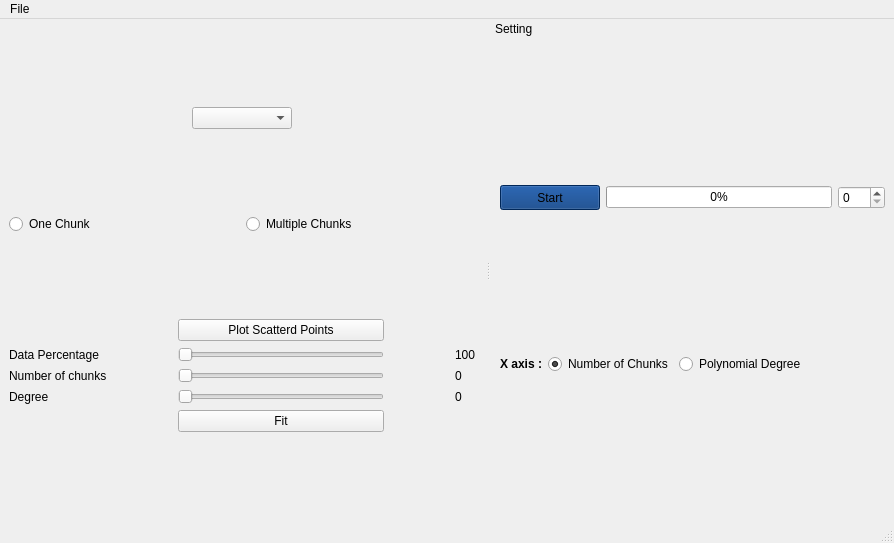
Above: gui_main.ui from Mohamed-Ibrahim-01/curve-fitting before the change. Below: the same form after it.
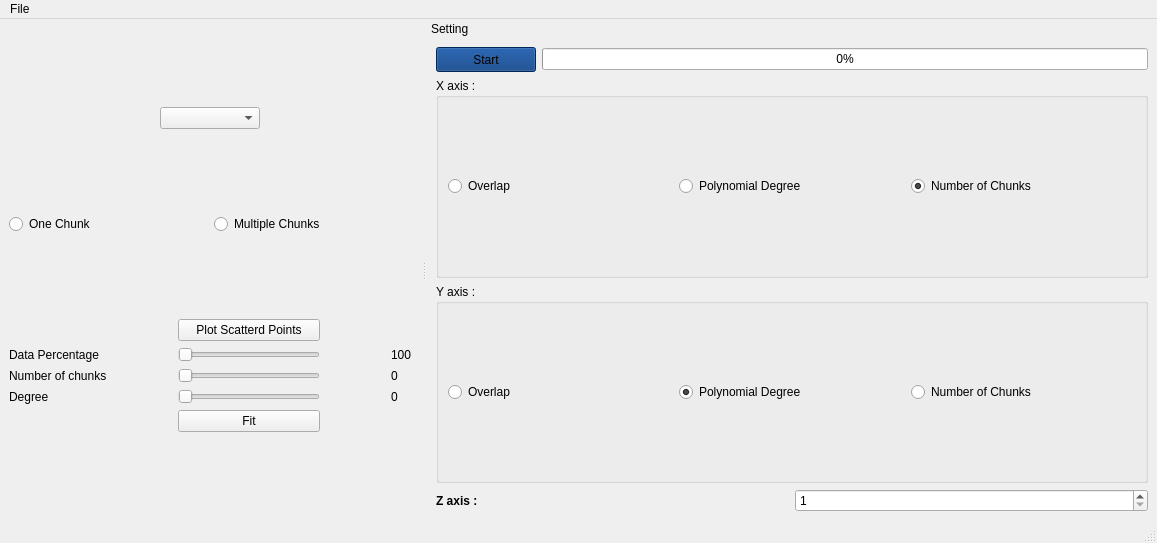
That is the form after the change.

Commit message: adding the third axis of error map

The edit to the form file:
```diff
--- a/gui_main.ui
+++ b/gui_main.ui
@@ -6,7 +6,7 @@
    <rect>
     <x>0</x>
     <y>0</y>
-    <width>894</width>
+    <width>1157</width>
     <height>543</height>
    </rect>
   </property>
@@ -175,8 +175,8 @@
     <rect>
      <x>0</x>
      <y>0</y>
-     <width>894</width>
-     <height>21</height>
+     <width>1157</width>
+     <height>20</height>
     </rect>
    </property>
    <widget class="QMenu" name="menuFile">
@@ -190,8 +190,8 @@
   <widget class="QDockWidget" name="dockWidget">
    <property name="minimumSize">
     <size>
-     <width>403</width>
-     <height>128</height>
+     <width>730</width>
+     <height>240</height>
     </size>
    </property>
    <property name="features">
@@ -235,59 +235,114 @@
            </property>
           </widget>
          </item>
-         <item>
-          <widget class="QSpinBox" name="overlap">
-           <property name="maximum">
-            <number>100</number>
-           </property>
-          </widget>
-         </item>
         </layout>
        </item>
       </layout>
      </item>
      <item>
-      <layout class="QHBoxLayout" name="horizontalLayout_4">
+      <layout class="QVBoxLayout" name="error_map_setting_layout">
        <item>
-        <widget class="QLabel" name="label">
-         <property name="styleSheet">
-          <string notr="true">font: 10pt &quot;Sans Serif&quot;;
-font-weight: bold;</string>
-         </property>
-         <property name="text">
+        <widget class="QGroupBox" name="x_axis_groupBox">
+         <property name="title">
           <string>X axis :</string>
          </property>
+         <layout class="QHBoxLayout" name="horizontalLayout_2">
+          <item>
+           <widget class="QRadioButton" name="x_overlap">
+            <property name="text">
+             <string>Overlap</string>
+            </property>
+            <property name="checked">
+             <bool>false</bool>
+            </property>
+           </widget>
+          </item>
+          <item>
+           <widget class="QRadioButton" name="x_polydeg">
+            <property name="text">
+             <string>Polynomial Degree</string>
+            </property>
+            <property name="checked">
+             <bool>false</bool>
+            </property>
+           </widget>
+          </item>
+          <item>
+           <widget class="QRadioButton" name="x_numchunk">
+            <property name="text">
+             <string>Number of Chunks</string>
+            </property>
+            <property name="checked">
+             <bool>true</bool>
+            </property>
+           </widget>
+          </item>
+         </layout>
         </widget>
        </item>
        <item>
-        <widget class="QRadioButton" name="numchunk">
-         <property name="text">
-          <string>Number of Chunks</string>
+        <widget class="QGroupBox" name="y_axis_groupBox">
+         <property name="title">
+          <string>Y axis :</string>
          </property>
-         <property name="checked">
-          <bool>true</bool>
-         </property>
+         <layout class="QHBoxLayout" name="horizontalLayout_4">
+          <item>
+           <widget class="QRadioButton" name="y_overlap">
+            <property name="text">
+             <string>Overlap</string>
+            </property>
+            <property name="checked">
+             <bool>false</bool>
+            </property>
+           </widget>
+          </item>
+          <item>
+           <widget class="QRadioButton" name="y_polydeg">
+            <property name="text">
+             <string>Polynomial Degree</string>
+            </property>
+            <property name="checked">
+             <bool>true</bool>
+            </property>
+           </widget>
+          </item>
+          <item>
+           <widget class="QRadioButton" name="y_numchunk">
+            <property name="text">
+             <string>Number of Chunks</string>
+            </property>
+            <property name="checked">
+             <bool>false</bool>
+            </property>
+           </widget>
+          </item>
+         </layout>
         </widget>
        </item>
        <item>
-        <widget class="QRadioButton" name="polydeg">
-         <property name="text">
-          <string>Polynomial Degree</string>
-         </property>
-        </widget>
-       </item>
-       <item>
-        <spacer name="horizontalSpacer">
-         <property name="orientation">
-          <enum>Qt::Horizontal</enum>
-         </property>
-         <property name="sizeHint" stdset="0">
-          <size>
-           <width>40</width>
-           <height>20</height>
-          </size>
-         </property>
-        </spacer>
+        <layout class="QHBoxLayout" name="z_axis_layout">
+         <item>
+          <widget class="QLabel" name="z_axis_label">
+           <property name="styleSheet">
+            <string notr="true">font: 10pt &quot;Sans Serif&quot;;
+font-weight: bold;</string>
+           </property>
+           <property name="text">
+            <string>Z axis :</string>
+           </property>
+          </widget>
+         </item>
+         <item>
+          <widget class="QSpinBox" name="z_axis_spinbox">
+           <property name="minimum">
+            <number>1</number>
+           </property>
+           <property name="maximum">
+            <number>100</number>
+           </property>
+          </widget>
+         </item>
+        </layout>
        </item>
       </layout>
      </item>
```
The commit also changes 3 other files.
